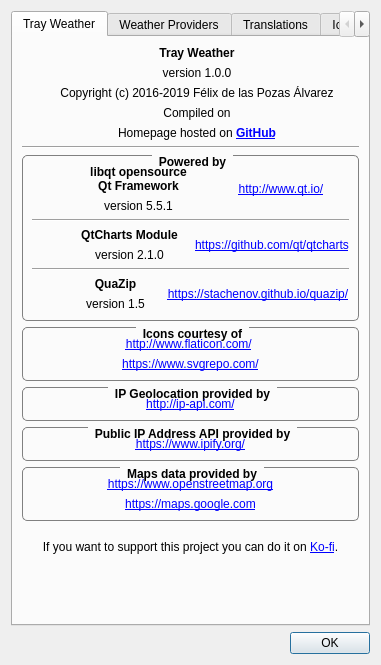
Before: the Qt Designer form AboutDialog.ui in FelixdelasPozas/TrayWeather, drawn with Qt 5.
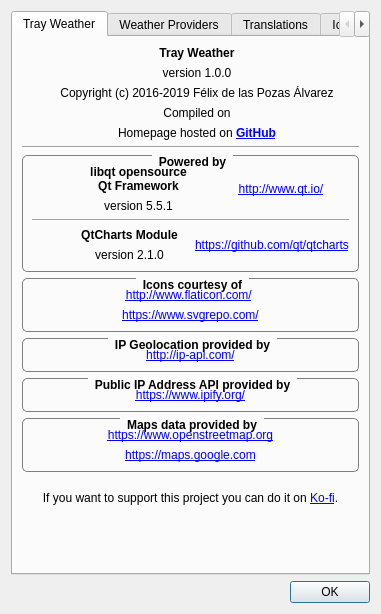
After: the same form once the commit is applied. Icons and pictures are not drawn. Custom widgets are drawn as their Qt base class.

Commit message: Updated russian translation. Remove update remnants from AboutDialog. Bump to version 1.35.1.

What changed in the file:
```diff
--- a/AboutDialog.ui
+++ b/AboutDialog.ui
@@ -7,9 +7,15 @@
     <x>0</x>
     <y>0</y>
     <width>374</width>
-    <height>665</height>
+    <height>614</height>
    </rect>
   </property>
+  <property name="maximumSize">
+   <size>
+    <width>374</width>
+    <height>614</height>
+   </size>
+  </property>
   <property name="windowTitle">
    <string>About...</string>
   </property>
@@ -347,79 +353,6 @@
               </item>
              </layout>
             </item>
-            <item>
-             <widget class="Line" name="line_3">
-              <property name="orientation">
-               <enum>Qt::Horizontal</enum>
-              </property>
-             </widget>
-            </item>
-            <item>
-             <layout class="QHBoxLayout" name="horizontalLayout_4">
-              <item>
-               <widget class="QLabel" name="label_17">
-                <property name="minimumSize">
-                 <size>
-                  <width>32</width>
-                  <height>32</height>
-                 </size>
-                </property>
-                <property name="maximumSize">
-                 <size>
-                  <width>32</width>
-                  <height>32</height>
-                 </size>
-                </property>
-                <property name="text">
-                 <string notr="true"/>
-                </property>
-               </widget>
-              </item>
-              <item>
-               <layout class="QVBoxLayout" name="verticalLayout_7">
-                <item>
-                 <widget class="QLabel" name="label_19">
-                  <property name="font">
-                   <font>
-                    <weight>75</weight>
-                    <bold>true</bold>
-                   </font>
-                  </property>
-                  <property name="text">
-                   <string notr="true">QuaZip</string>
-                  </property>
-                  <property name="alignment">
-                   <set>Qt::AlignCenter</set>
-                  </property>
-                 </widget>
-                </item>
-                <item>
-                 <widget class="QLabel" name="label_20">
-                  <property name="text">
-                   <string notr="true">version 1.5</string>
-                  </property>
-                  <property name="alignment">
-                   <set>Qt::AlignCenter</set>
-                  </property>
-                 </widget>
-                </item>
-               </layout>
-              </item>
-              <item>
-               <widget class="QLabel" name="label_18">
-                <property name="text">
-                 <string notr="true">&lt;a href=&quot;https://stachenov.github.io/quazip/&quot;&gt;https://stachenov.github.io/quazip/&lt;/a&gt;</string>
-                </property>
-                <property name="alignment">
-                 <set>Qt::AlignCenter</set>
-                </property>
-                <property name="openExternalLinks">
-                 <bool>true</bool>
-                </property>
-               </widget>
-              </item>
-             </layout>
-            </item>
            </layout>
           </widget>
          </item>
```
The commit also changes 2 other files.
